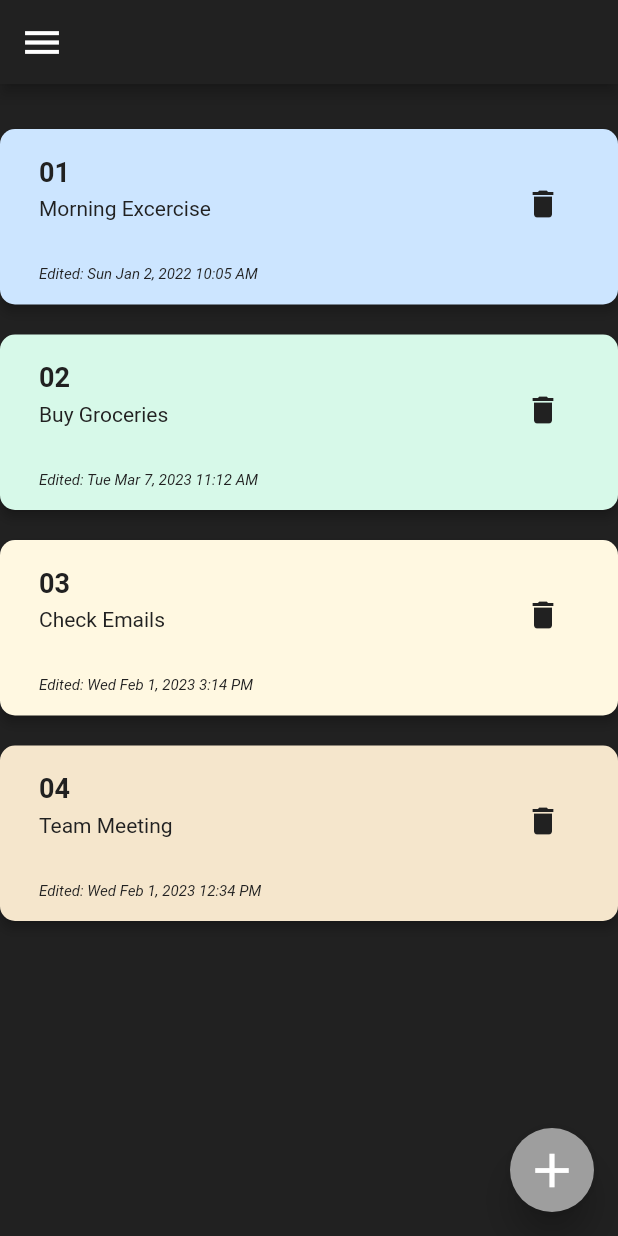
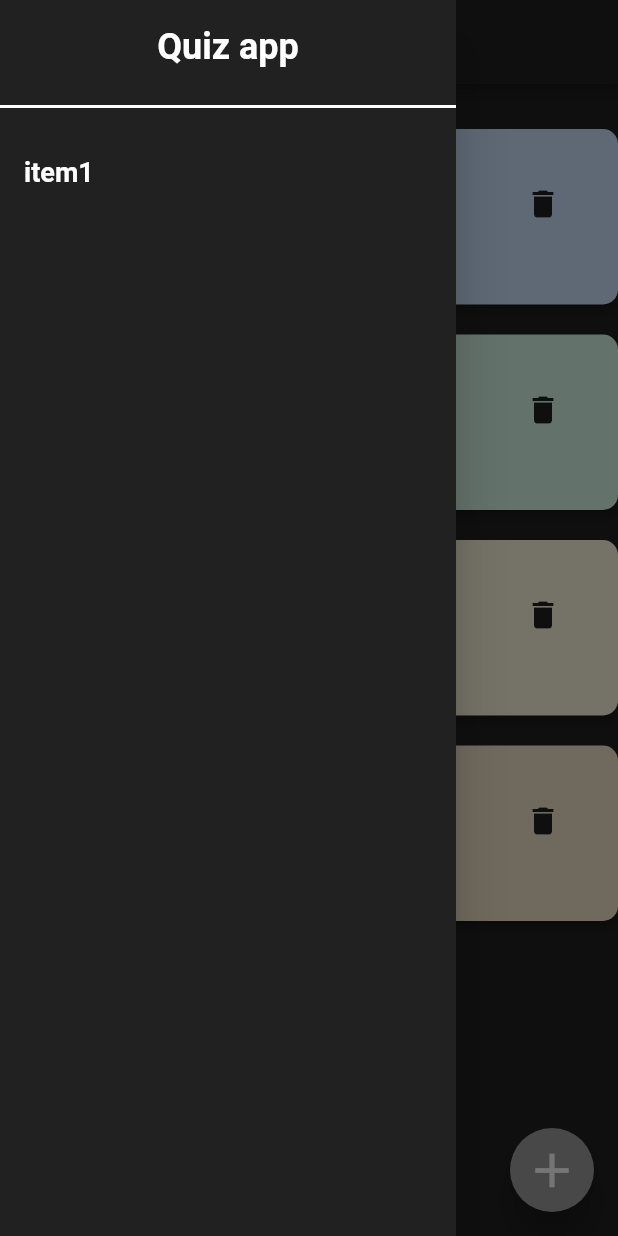
Before and after one commit to eycis/todo, a Flutter app: the screen it shows after launch, with the side drawer open (before the commit the screen has no drawer), on a phone screen of 412 x 824 dp. Run offline on Flutter 3.47's test engine with Material 2 defaults, Android fonts, the phone set to English and light mode, and no system bars.

Commit message:
tue edits

```diff
--- a/lib/constants/randoms.dart
+++ b/lib/constants/randoms.dart
@@ -1,16 +1,30 @@
 import 'package:flutter/material.dart';
 
-List<Color> randoms = [ // TODO(eycis): tohle není good practise odkládat si někam proměnné :D + teda by bylo lepší definovat že konstanta je ten ten list a ne mít samé konstanty v něm :D
-  const Color(0xFFCCE5FF), // light blue
-  const Color(0xFFD7F9E9), // pale green
-  const Color(0xFFFFF8E1), // pale yellow
-  const Color(0xFFF5E6CC), // beige
-  const Color(0xFFFFD6D6), // light pink
-  const Color(0xFFE5E5E5), // light grey
-  const Color(0xFFFFF0F0), // pale pink
-  const Color(0xFFE6F9FF), // pale blue
-  const Color(0xFFD4EDDA), // mint green
-  const Color(0xFFFFF3CD), // pale orange
-];
+class ColorConstants {
+  static const List<Color> randoms = <Color>[
+    // TODO(eycis): tohle není good practise odkládat si někam proměnné :D
+    //+ teda by bylo lepší definovat že konstanta je ten ten list a ne mít samé konstanty v něm :D
+    lightBlue,
+    paleGreen,
+    paleYellow,
+    beige,
+    lightPink,
+    lightGrey,
+    palePink,
+    paleBlue,
+    mintGreen,
+    paleOrange,
+  ];
 
+  static const Color lightBlue = const Color(0xFFCCE5FF);
+  static const Color paleGreen = const Color(0xFFD7F9E9);
+  static const Color paleYellow = const Color(0xFFFFF8E1);
+  static const Color beige = const Color(0xFFF5E6CC);
+  static const Color lightPink = const Color(0xFFFFD6D6);
+  static const Color lightGrey = const Color(0xFFE5E5E5);
+  static const Color palePink = const Color(0xFFFFF0F0);
+  static const Color paleBlue = const Color(0xFFE6F9FF);
+  static const Color mintGreen = const Color(0xFFD4EDDA);
+  static const Color paleOrange = const Color(0xFFFFF3CD);
 // TODO(eycis): ...... = const <Color> [.....]
+}
--- a/lib/constants/styles.dart
+++ b/lib/constants/styles.dart
@@ -1,35 +1,15 @@
 import 'package:flutter/material.dart';
 
-abstract class AppPalette { // TODO(eycis): Proč přesně tady máš tu třídu když v ní nemáš ty hodnoty? :D :D
+abstract class AppPalette {
+  // TODO(eycis): Proč přesně tady máš tu třídu když v ní nemáš ty hodnoty? :D :D
   const AppPalette._();
 
   // TODO(eycis): má to být takto
   static const Color ultraPrettyPink = Color.fromRGBO(236, 64, 122, 1);
+  static const Color white = Colors.white;
+  static const Color grey = Colors.grey;
+  static Color black = Colors.grey.shade900;
+  static Color red = Color.fromARGB(218, 148, 12, 12);
+  static Color light_grey = Colors.grey.shade800.withOpacity(.8);
   // TODO(eycis): a přistupuješ k tomu AppPallette.ultraPrettyPink
 }
-
-const Color white = Colors.white;
-const Color grey = Colors.grey;
-Color black = Colors.grey.shade900;
-Color red = Color.fromARGB(218, 148, 12, 12);
-Color light_grey = Colors.grey.shade800.withOpacity(.8);
-
-TextStyle text_title = TextStyle(
-    color: black, fontWeight: FontWeight.bold, fontSize: 18, height: 1.5);
-TextStyle text_norm = TextStyle(
-    color: black, fontWeight: FontWeight.normal, fontSize: 14, height: 1.5);
-TextStyle datetime =
-    TextStyle(color: black, fontStyle: FontStyle.italic, fontSize: 10);
-TextStyle edit_text_title_hint = TextStyle(
-    color: Colors.grey, fontWeight: FontWeight.bold, fontSize: 30, height: 1.5);
-TextStyle edit_text_title = TextStyle( // TODO(eycis): Text má být v jiné třídě a ne v paletách, ale to jsou detaily
-    color: Colors.white,
-    fontWeight: FontWeight.bold,
-    fontSize: 30,
-    height: 1.5);
-
-TextStyle text_norm_hint = TextStyle(
-    color: grey, fontWeight: FontWeight.normal, fontSize: 14, height: 1.5);
-
-TextStyle edit_text_norm = TextStyle(
-    color: white, fontWeight: FontWeight.normal, fontSize: 14, height: 1.5);
--- /dev/null
+++ b/lib/constants/text_styles.dart
@@ -0,0 +1,46 @@
+import 'package:flutter/material.dart';
+import 'package:todo/constants/styles.dart';
+
+TextStyle text_title = TextStyle(
+    color: AppPalette.black,
+    fontWeight: FontWeight.bold,
+    fontSize: 18,
+    height: 1.5);
+TextStyle text_norm = TextStyle(
+    color: AppPalette.black,
+    fontWeight: FontWeight.normal,
+    fontSize: 14,
+    height: 1.5);
+TextStyle datetime = TextStyle(
+    color: AppPalette.black, fontStyle: FontStyle.italic, fontSize: 10);
+TextStyle edit_text_title_hint = TextStyle(
+    color: Colors.grey, fontWeight: FontWeight.bold, fontSize: 30, height: 1.5);
+TextStyle edit_text_title = TextStyle(
+    color: Colors.white,
+    fontWeight: FontWeight.bold,
+    fontSize: 30,
+    height: 1.5);
+
+TextStyle text_norm_hint = TextStyle(
+    color: AppPalette.grey,
+    fontWeight: FontWeight.normal,
+    fontSize: 14,
+    height: 1.5);
+
+TextStyle edit_text_norm = TextStyle(
+    color: AppPalette.white,
+    fontWeight: FontWeight.normal,
+    fontSize: 14,
+    height: 1.5);
+
+TextStyle drawer_text = TextStyle(
+    color: AppPalette.white,
+    fontWeight: FontWeight.bold,
+    fontSize: 18,
+    height: 1.5);
+
+TextStyle title_drawer_text = TextStyle(
+    color: AppPalette.white,
+    fontWeight: FontWeight.bold,
+    fontSize: 24,
+    height: 1.5);
--- a/lib/screens/app_bar.dart
+++ b/lib/screens/app_bar.dart
@@ -1,33 +1,27 @@
 import 'package:flutter/material.dart';
 import 'package:todo/constants/styles.dart';
 
-class CustomAppBar extends StatefulWidget implements PreferredSizeWidget { // TODO(eycis): proč statefull?
-  const CustomAppBar({super.key, required this.listCount});
-  final int listCount;
+class CustomAppBar extends StatelessWidget implements PreferredSizeWidget {
+  const CustomAppBar({Key? key}) : super(key: key);
 
-  @override
-  State<CustomAppBar> createState() => _CustomAppBarState();
-
-  @override
-  Size get preferredSize => const Size.fromHeight(kToolbarHeight);
-}
-
-class _CustomAppBarState extends State<CustomAppBar> {
   @override
   Widget build(BuildContext context) {
     return AppBar(
-        backgroundColor: black,
+        backgroundColor: AppPalette.black,
         leading:
             //padding: const EdgeInsets.only(left: 16),
             IconButton(
           icon: const Icon(
             Icons.menu,
-            color: white,
+            color: AppPalette.white,
             size: 30,
           ),
-          onPressed: () {},
-        )
-        //TODO: přidat vysunutí boční lišty při stisku na tlačítko menu.
-        );
+          onPressed: () {
+            Scaffold.of(context).openDrawer();
+          },
+        ));
   }
+
+  @override
+  Size get preferredSize => const Size.fromHeight(kToolbarHeight);
 }
--- a/lib/screens/main_screen.dart
+++ b/lib/screens/main_screen.dart
@@ -7,9 +7,8 @@ import 'package:todo/constants/styles.dart';
 import 'package:todo/screens/app_bar.dart';
 import 'package:todo/screens/edit_todo.dart';
 import 'package:todo/todo_mockups/mockup.dart';
+import 'package:todo/constants/text_styles.dart';
 
-//TODO: přidat screen pro rozkliknutí todo.
-//TODO: přidat edit inputu
 class MainScreen extends StatefulWidget {
   const MainScreen({super.key});
 
@@ -21,20 +20,41 @@ class _MainScreenState extends State<MainScreen> {
   int listCount = 1;
 
   List<ToDo> todos = ToDo.todoList();
-  List<ToDo> todoList = [];
 
   getRandomColor() {
     // return type??
     Random random = Random();
-    return randoms[random.nextInt(randoms.length)];
+    return ColorConstants
+        .randoms[random.nextInt(ColorConstants.randoms.length)];
   }
 
   @override
   Widget build(BuildContext context) {
     return Scaffold(
-      backgroundColor: black,
-      //TODO: upravit získávání proměnné listCount.
-      appBar: CustomAppBar(listCount: todos.length),
+      backgroundColor: AppPalette.black,
+      drawer: Drawer(
+          backgroundColor: AppPalette.black,
+          child: ListView(
+            children: [
+              ListTile(
+                title: Text(
+                  'Quiz app', // Sem přidejte text nad "item1"
+                  style: title_drawer_text,
+                  textAlign: TextAlign.center,
+                ),
+              ),
+              const Divider(
+                color: AppPalette.white,
+                thickness: 2,
+                height: 30, // Upravte podle potřeby
+              ),
+              ListTile(
+                title: Text('item1', style: drawer_text),
+                onTap: () {},
+              )
+            ],
+          )),
+      appBar: CustomAppBar(),
       body: ListView.builder(
         padding: EdgeInsets.only(top: 30),
         itemCount: todos.length,
@@ -60,12 +80,9 @@ class _MainScreenState extends State<MainScreen> {
                   );
                   if (result != null) {
                     setState(() {
-                      todos.add(ToDo(
-                          todoText: result[1],
-                          title: result[0],
-                          modifiedTime: DateTime.now(),
-                          //TODO: možná tady získat původní barvu?
-                          notecolor: getRandomColor()));
+                      todos[index].todoText = result[1];
+                      todos[index].title = result[0];
+                      todos[index].modifiedTime = DateTime.now();
                     });
                   }
                 },
@@ -92,7 +109,7 @@ class _MainScreenState extends State<MainScreen> {
                 ),
                 trailing: IconButton(
                   icon: Icon(Icons.delete),
-                  color: black,
+                  color: AppPalette.black,
                   onPressed: () {
                     setState(() {
                       //TODO: přidat confirmation window
@@ -125,7 +142,7 @@ class _MainScreenState extends State<MainScreen> {
           }
         },
         elevation: 10,
-        backgroundColor: grey,
+        backgroundColor: AppPalette.grey,
         child: const Icon(
           Icons.add,
           size: 38,
--- a/lib/screens/search_box.dart
+++ b/lib/screens/search_box.dart
@@ -9,7 +9,7 @@ class SearchBox extends StatelessWidget {
     return Container(
       padding: const EdgeInsets.symmetric(horizontal: 15),
       decoration: BoxDecoration(
-        color: grey,
+        color: AppPalette.grey,
         borderRadius: BorderRadius.circular(20),
       ),
       child: TextField(
@@ -17,7 +17,7 @@ class SearchBox extends StatelessWidget {
           contentPadding: const EdgeInsets.only(top: 5, left: 30),
           prefixIcon: Icon(
             Icons.search,
-            color: black,
+            color: AppPalette.black,
             size: 20,
           ),
           prefixIconConstraints: const BoxConstraints(
@@ -26,7 +26,7 @@ class SearchBox extends StatelessWidget {
           ),
           border: InputBorder.none,
           hintText: 'Add a new item',
-          hintStyle: TextStyle(color: black),
+          hintStyle: TextStyle(color: AppPalette.black),
         ),
       ),
     );
--- a/lib/todo_mockups/mockup.dart
+++ b/lib/todo_mockups/mockup.dart
@@ -6,14 +6,16 @@ class ToDo {
   DateTime modifiedTime;
   Color notecolor;
 
-  ToDo( // TODO(eycis): constructor pro přehlednost vždy first
+  ToDo(
+      // TODO(eycis): constructor pro přehlednost vždy first
       {required this.todoText,
       required this.title,
       required this.modifiedTime,
       required this.notecolor});
 
   static List<ToDo> todoList() {
-    return [ // TODO(eycis): type listu? <ToDo>[....] ??
+    return [
+      // TODO(eycis): type listu? <ToDo>[....] ??
       ToDo(
         todoText: 'Morning Excercise',
         title: '01',
```
Also changed, not shown: lib/screens/edit_todo.dart (+5 -4 lines).
